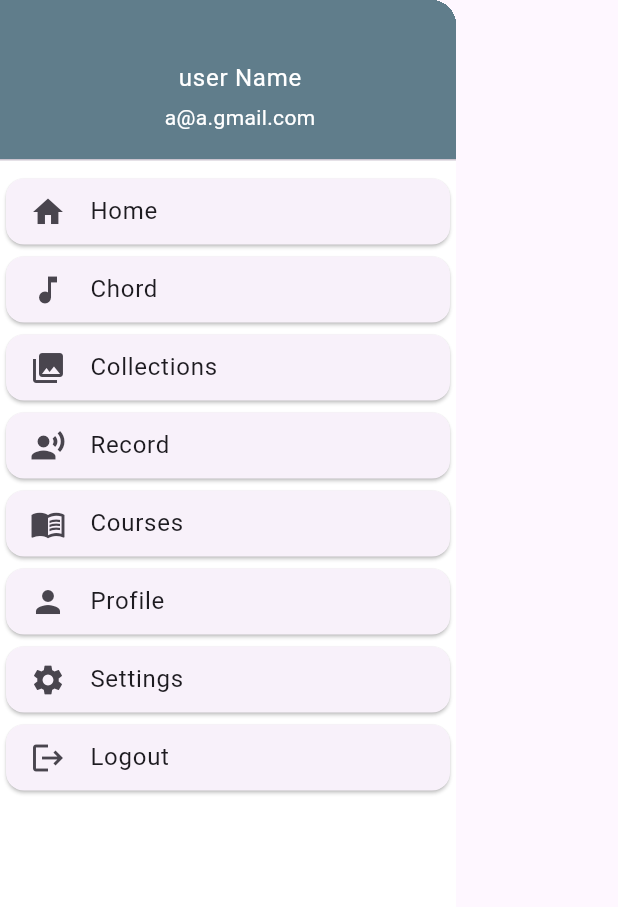
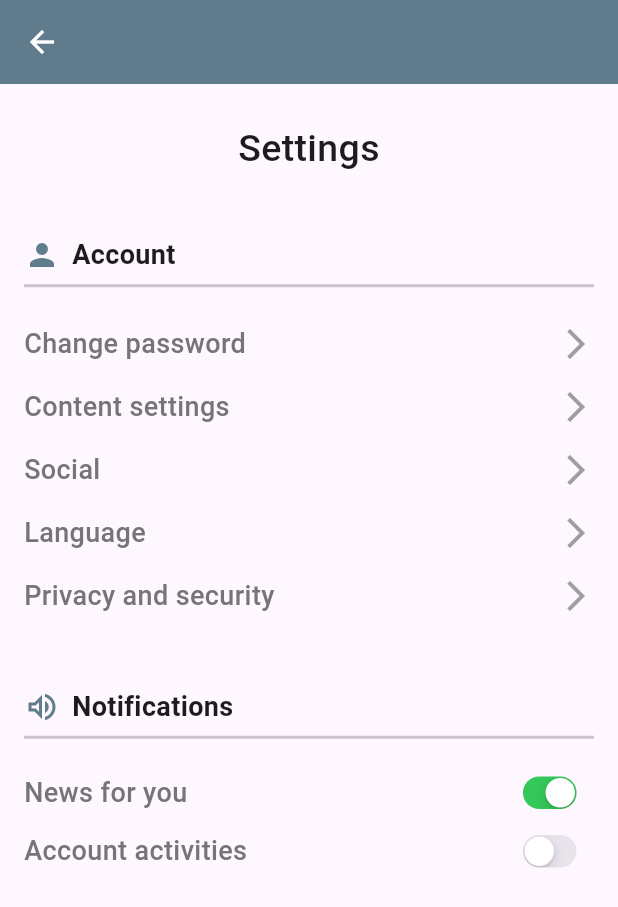
Before and after one commit to nghialpgse63314/yourchord_mobile, a Flutter app: the DrawerWidget widget shown alone on an empty page, opened directly, after a tap on "Settings", on a phone screen of 412 x 824 dp. Shown: the top 907 px of the screen. Run offline on Flutter 3.47's test engine with Material 2 defaults, Android fonts, the light colour scheme and no system bars; network calls fail.

Commit message:
12/10/2023

```diff
--- a/lib/screens/home.dart
+++ b/lib/screens/home.dart
@@ -1,5 +1,7 @@
 import 'package:flutter/material.dart';
+import 'package:yourchord/screens/profile.dart';
 import 'package:yourchord/screens/search.dart';
+import 'package:yourchord/screens/settings.dart';
 import 'package:yourchord/screens/testtab2.dart';
 
 void main() {
@@ -170,7 +172,12 @@ class DrawerWidget extends StatelessWidget {
               visualDensity: VisualDensity(vertical: -3),
               leading: Icon(Icons.person),
               title: const Text('Profile'),
-              onTap: () {},
+              onTap: () {
+                Navigator.push(
+                    context,
+                    MaterialPageRoute(
+                        builder: (context) =>  EditProfilePage()));
+              },
             ),
           ),
           Card(
@@ -178,7 +185,10 @@ class DrawerWidget extends StatelessWidget {
               visualDensity: VisualDensity(vertical: -3),
               leading: Icon(Icons.settings),
               title: const Text('Settings'),
-              onTap: () {},
+              onTap: () {  Navigator.push(
+                  context,
+                  MaterialPageRoute(
+                      builder: (context) =>  SettingsPage()));},
             ),
           ),
           Card(
--- /dev/null
+++ b/lib/screens/settings.dart
@@ -0,0 +1,171 @@
+import 'package:flutter/cupertino.dart';
+import 'package:flutter/material.dart';
+
+class SettingsPage extends StatefulWidget {
+  @override
+  _SettingsPageState createState() => _SettingsPageState();
+}
+
+class _SettingsPageState extends State<SettingsPage> {
+  @override
+  Widget build(BuildContext context) {
+    return Scaffold(
+      appBar: AppBar(
+        backgroundColor: Colors.blueGrey,
+        elevation: 1,
+        leading: IconButton(
+          onPressed: () {
+            Navigator.of(context).pop();
+          },
+          icon: Icon(
+            Icons.arrow_back,
+            color: Colors.white,
+          ),
+        ),
+      ),
+      body: Container(
+        padding: EdgeInsets.only(left: 16, top: 25, right: 16),
+        child: ListView(
+          children: [
+            Text(
+              "Settings",
+              style: TextStyle(fontSize: 25, fontWeight: FontWeight.w500),
+              textAlign: TextAlign.center,
+            ),
+            SizedBox(
+              height: 40,
+            ),
+            Row(
+              children: [
+                Icon(
+                  Icons.person,
+                  color: Colors.blueGrey,
+                ),
+                SizedBox(
+                  width: 8,
+                ),
+                Text(
+                  "Account",
+                  style: TextStyle(fontSize: 18, fontWeight: FontWeight.bold),
+                ),
+              ],
+            ),
+            Divider(
+              height: 15,
+              thickness: 2,
+            ),
+            SizedBox(
+              height: 10,
+            ),
+            buildAccountOptionRow(context, "Change password"),
+            buildAccountOptionRow(context, "Content settings"),
+            buildAccountOptionRow(context, "Social"),
+            buildAccountOptionRow(context, "Language"),
+            buildAccountOptionRow(context, "Privacy and security"),
+            SizedBox(
+              height: 40,
+            ),
+            Row(
+              children: [
+                Icon(
+                  Icons.volume_up_outlined,
+                  color: Colors.blueGrey,
+                ),
+                SizedBox(
+                  width: 8,
+                ),
+                Text(
+                  "Notifications",
+                  style: TextStyle(fontSize: 18, fontWeight: FontWeight.bold),
+                ),
+              ],
+            ),
+            Divider(
+              height: 15,
+              thickness: 2,
+            ),
+            SizedBox(
+              height: 10,
+            ),
+            buildNotificationOptionRow("News for you", true),
+            buildNotificationOptionRow("Account activities", false),
+            SizedBox(
+              height: 50,
+            ),
+
+          ],
+        ),
+      ),
+    );
+  }
+
+  Row buildNotificationOptionRow(String title, bool isActive) {
+    return Row(
+      mainAxisAlignment: MainAxisAlignment.spaceBetween,
+      children: [
+        Text(
+          title,
+          style: TextStyle(
+              fontSize: 18,
+              fontWeight: FontWeight.w500,
+              color: Colors.grey[600]),
+        ),
+        Transform.scale(
+            scale: 0.7,
+            child: CupertinoSwitch(
+              value: isActive,
+              onChanged: (bool val) {},
+            ))
+      ],
+    );
+  }
+
+  GestureDetector buildAccountOptionRow(BuildContext context, String title) {
+    return GestureDetector(
+      onTap: () {
+        showDialog(
+            context: context,
+            builder: (BuildContext context) {
+              return AlertDialog(
+                title: Text(title),
+                content: Column(
+                  mainAxisSize: MainAxisSize.min,
+                  children: [
+                    Text("Option 1"),
+                    Text("Option 2"),
+                    Text("Option 3"),
+                  ],
+                ),
+                actions: [
+                  FloatingActionButton(
+                      onPressed: () {
+                        Navigator.of(context).pop();
+                      },
+                      child: Text("Close")),
+                ],
+              );
+            });
+      },
+      child: Padding(
+        padding: const EdgeInsets.symmetric(vertical: 8.0),
+        child: Row(
+          mainAxisAlignment: MainAxisAlignment.spaceBetween,
+          children: [
+            Text(
+              title,
+              style: TextStyle(
+                fontSize: 18,
+                fontWeight: FontWeight.w500,
+                color: Colors.grey[600],
+              ),
+            ),
+            Icon(
+              Icons.arrow_forward_ios,
+              color: Colors.grey,
+            ),
+          ],
+        ),
+      ),
+    );
+  }
+}
--- a/lib/screens/signup.dart
+++ b/lib/screens/signup.dart
@@ -18,7 +18,7 @@ class Signup extends StatelessWidget {
             Navigator.pop(context);
           },
           icon: Icon(
-            Icons.arrow_back_ios,
+            Icons.arrow_back,
             size: 20,
             color: Colors.black,
           ),
```
Also changed, not shown: lib/screens/login.dart (+0 -7 lines), lib/screens/profile.dart (+194 -0 lines), lib/screens/editprofile.dart (added).
